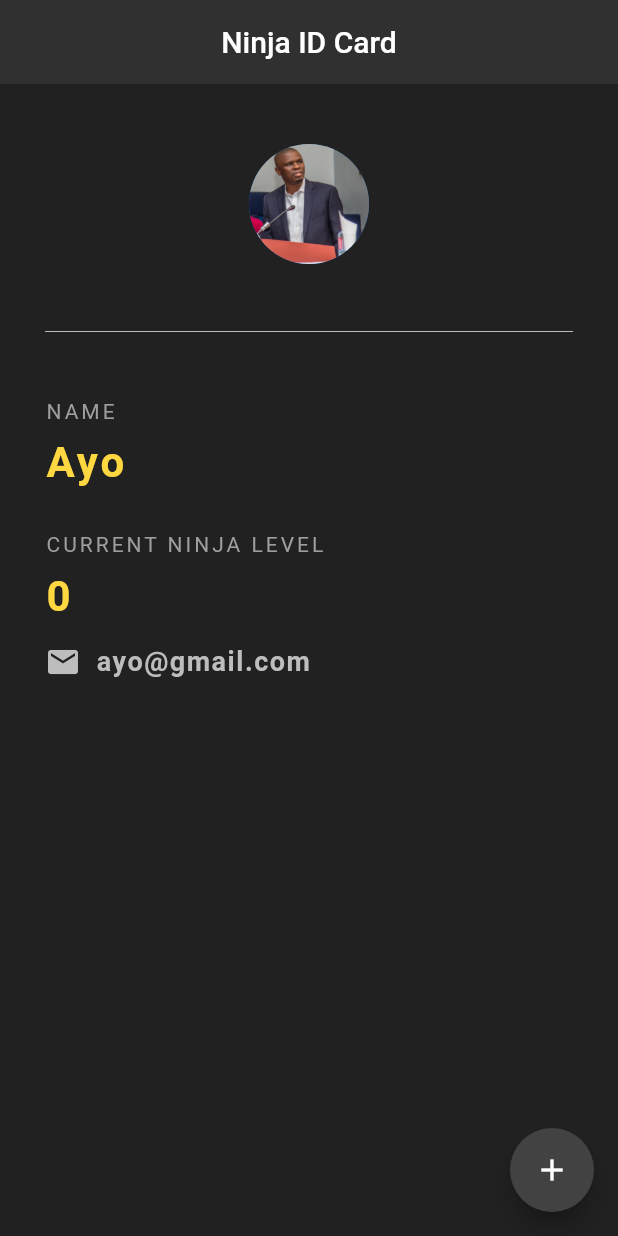
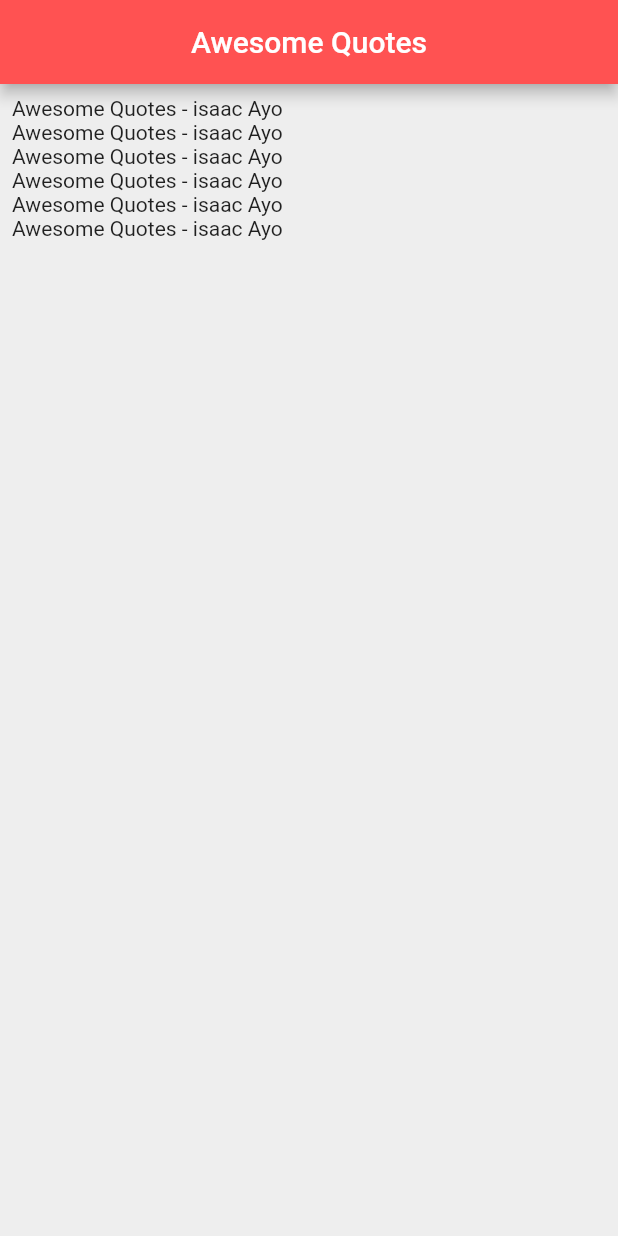
Before and after one commit to ikmazameti/come_again, a Flutter app: the screen it shows after launch, on a phone screen of 412 x 824 dp. Run offline on Flutter 3.47's test engine with Material 2 defaults, Android fonts, the phone set to English and light mode, and no system bars.

Commit message:
loop tru list of data

```diff
--- a/lib/main.dart
+++ b/lib/main.dart
@@ -1,118 +1,45 @@
 import 'package:flutter/material.dart';
 
-void main() => runApp(MaterialApp(home: NinjaCard()));
+import 'quote.dart';
+//List
 
-class NinjaCard extends StatefulWidget {
-  const NinjaCard({Key? key}) : super(key: key);
+void main() => runApp(MaterialApp(home: QuoteList()));
+
+class QuoteList extends StatefulWidget {
+  const QuoteList({Key? key}) : super(key: key);
 
   @override
-  State<NinjaCard> createState() => _NinjaCardState();
+  _QuoteListState createState() => _QuoteListState();
 }
 
-class _NinjaCardState extends State<NinjaCard> {
-  int ninjaLevel = 0;
+class _QuoteListState extends State<QuoteList> {
+  List<Quote> quotes = [
+    Quote('Awesome Quotes', 'isaac Ayo'),
+    Quote('Awesome Quotes', 'isaac Ayo'),
+    Quote('Awesome Quotes', 'isaac Ayo'),
+    Quote('Awesome Quotes', 'isaac Ayo'),
+    Quote('Awesome Quotes', 'isaac Ayo'),
+    Quote('Awesome Quotes', 'isaac Ayo'),
+  ];
 
   @override
   Widget build(BuildContext context) {
     return Scaffold(
-      backgroundColor: Colors.grey[900],
+      backgroundColor: Colors.grey[200],
       appBar: AppBar(
-        title: Text('Ninja ID Card'),
+        title: Text(
+          'Awesome Quotes',
+        ),
         centerTitle: true,
-        backgroundColor: Colors.grey[850],
-        elevation: 0.0,
+        backgroundColor: Colors.redAccent,
       ),
       body: Padding(
-        padding: EdgeInsets.fromLTRB(30.0, 40.0, 30.0, 0.0),
+        padding: const EdgeInsets.all(8.0),
         child: Column(
-            crossAxisAlignment: CrossAxisAlignment.start,
-            children: <Widget>[
-              Center(
-                child: CircleAvatar(
-                  backgroundImage: AssetImage('assets/q2.jpg'),
-                  radius: 40.0,
-                ),
-              ),
-              Divider(
-                height: 90.0,
-                color: Colors.grey[400],
-              ),
-              Text(
-                'NAME',
-                style: TextStyle(
-                  color: Colors.grey,
-                  letterSpacing: 2.0,
-                ),
-              ),
-              SizedBox(
-                height: 10.0,
-              ),
-              Text(
-                'Ayo',
-                style: TextStyle(
-                  color: Colors.amberAccent[200],
-                  letterSpacing: 2.0,
-                  fontSize: 28.0,
-                  fontWeight: FontWeight.bold,
-                ),
-              ),
-              SizedBox(
-                height: 30.0,
-              ),
-              Text(
-                'CURRENT NINJA LEVEL',
-                style: TextStyle(
-                  color: Colors.grey,
-                  letterSpacing: 2.0,
-                ),
-              ),
-              SizedBox(
-                height: 10.0,
-              ),
-              Text(
-                '$ninjaLevel',
-                style: TextStyle(
-                  color: Colors.amberAccent[200],
-                  letterSpacing: 2.0,
-                  fontSize: 28.0,
-                  fontWeight: FontWeight.bold,
-                ),
-              ),
-              SizedBox(
-                height: 15.0,
-              ),
-              Row(
-                children: [
-                  Icon(
-                    Icons.email,
-                    color: Colors.grey[400],
-                  ),
-                  SizedBox(
-                    width: 10.0,
-                  ),
-                  Text(
-                    'ayo@gmail.com',
-                    style: TextStyle(
-                      color: Colors.grey[400],
-                      letterSpacing: 1.0,
-                      fontSize: 18.0,
-                      fontWeight: FontWeight.bold,
-                    ),
-                  ),
-                ],
-              ),
-            ]),
-      ),
-      floatingActionButton: FloatingActionButton(
-        onPressed: () {
-          setState(() {
-            ninjaLevel += 1;
-          });
-        },
-        child: Icon(
-          Icons.add,
+          children: quotes.map((quote) {
+            return Text('${quote.text} - ${quote.autor}');
+          }).toList(),
         ),
-        backgroundColor: Colors.grey[800],
       ),
     );
   }
--- /dev/null
+++ b/lib/quote.dart
@@ -0,0 +1,6 @@
+class Quote {
+  String text;
+  String autor;
+
+  Quote(this.text, this.autor);
+}
```
